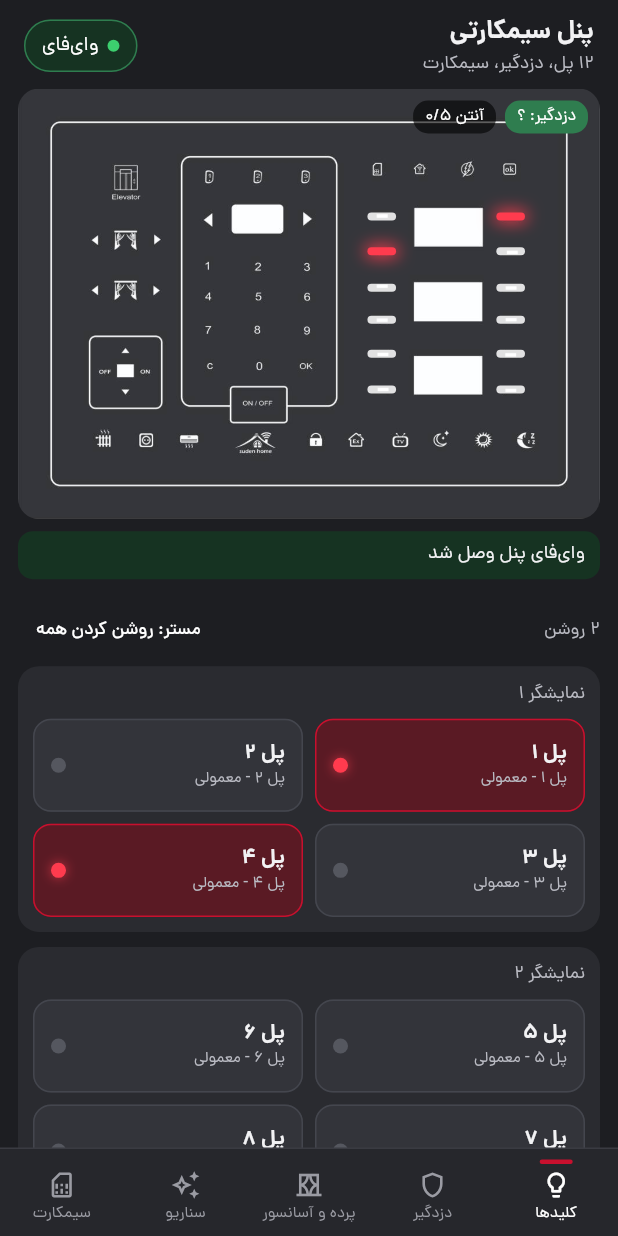
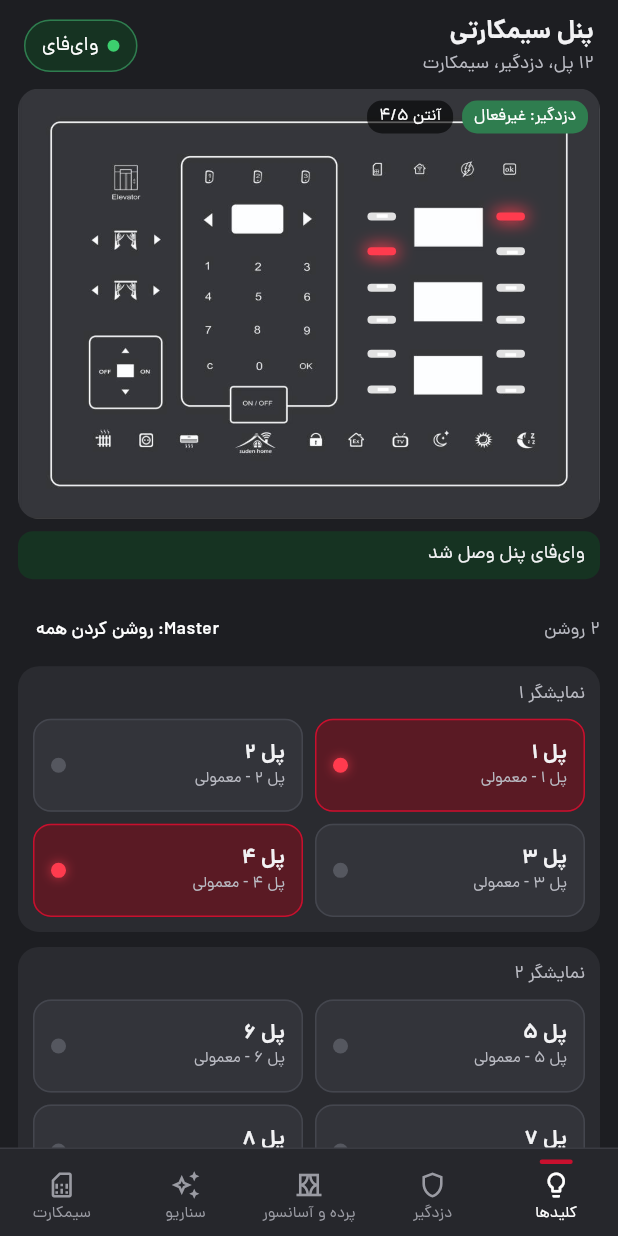
Before and after one commit to alirohhi62-spec/sooden-project, a Flutter app: the Sim12DemoPage screen opened directly, on a phone screen of 412 x 824 dp. Run offline on Flutter 3.47's test engine with Material 3 defaults, Android fonts, the phone set to English and light mode, and no system bars; our stand-ins replace animated_toggle_switch, connectivity_plus, device_info_plus, dio, dotted_border, event_bus and 19 more; missing offline and left inert: dart:ffi, mobile_scanner, network_info_plus; accounts and stored records are empty; generated files the repository leaves out were written again.

Commit message:
Preview: panel 2 drawn as the panel alone (SIM page too, SIM photo as panel 2), English scenario names, 12 economic icons like the other panels
Co-Authored-By: Claude Opus 5.5 <noreply@anthropic.com>
Claude-Session: https://claude.ai/code/session_01VkFXz4mLucjtEPcAVh6nK1

```diff
--- a/lib/sd23/sd23_controller.dart
+++ b/lib/sd23/sd23_controller.dart
@@ -337,7 +337,7 @@ class Sd23Controller extends GetxController {
       case 'L':
         return k < 20 ? 'چراغ ${faNum(k + 1)}' : 'کلید ${faNum(k + 1)}';
       case 'M':
-        return 'مستر';
+        return 'Master';
       case 'T':
         return 'سرویسی';
       case 'O':
@@ -359,9 +359,9 @@ class Sd23Controller extends GetxController {
       case 'G':
         return 'دور تند';
       case 'X':
-        return 'EXIT';
+        return 'Exit';
       case 'Z':
-        return 'SLEEP';
+        return 'Sleep';
       case 'E':
         return 'آسانسور';
       case 'S':
--- a/lib/sim12/sim12_screen.dart
+++ b/lib/sim12/sim12_screen.dart
@@ -2,6 +2,8 @@ import 'package:flutter/material.dart';
 import 'package:get/get.dart';
 
 import '../panel12/panel12_screen.dart' show askInstallerPin;
+import '../sd23/sd23_controller.dart' show Sd23Controller;
+import '../sd23/sd23_screen.dart' show Sd23Screen;
 import '../sd23/sd23_vacation.dart';
 import 'sim12_controller.dart';
 
@@ -96,6 +98,7 @@ class Sim12Screen extends StatelessWidget {
               return Column(children: [
                 _header(),
                 _panelTabs(context),
+                const Sd23Screen().miniPanel(),
                 if (c.smsMode) _smsBanner(),
                 _notice(),
                 Expanded(child: Padding(padding: const EdgeInsets.fromLTRB(12, 10, 12, 0), child: _peerZone())),
@@ -128,9 +131,11 @@ class Sim12Screen extends StatelessWidget {
           child: GestureDetector(
             // نگه داشتن عنوان: ورود نصاب (مثل بقیه‌ی پنل‌ها)
             onLongPress: () => askInstallerPin(() => c.setInstaller(true)),
-            child: const Column(crossAxisAlignment: CrossAxisAlignment.start, children: [
-              Text('پنل سیمکارتی', style: TextStyle(color: _text, fontSize: 17, fontWeight: FontWeight.w700)),
-              Text('۱۲ پل، دزدگیر، سیمکارت', style: TextStyle(color: _muted, fontSize: 12)),
+            // پنل ۲: اسم مدل خودش (مثل وقتی تنهاست)
+            child: Column(crossAxisAlignment: CrossAxisAlignment.start, children: [
+              Text(c.peerView && c.peerModelName.isNotEmpty ? c.peerModelName : 'پنل سیمکارتی',
+                  style: const TextStyle(color: _text, fontSize: 17, fontWeight: FontWeight.w700)),
+              Text(c.peerView ? 'از راه پنل سیمکارتی' : '۱۲ پل، دزدگیر، سیمکارت', style: const TextStyle(color: _muted, fontSize: 12)),
             ]),
           ),
         ),
@@ -158,16 +163,16 @@ class Sim12Screen extends StatelessWidget {
   Widget _panelPhoto(BuildContext context) {
     return Padding(
       padding: const EdgeInsets.symmetric(horizontal: 12),
-      child: ClipRRect(
-        borderRadius: BorderRadius.circular(14),
-        child: AspectRatio(
-          aspectRatio: 1000 / 740,
-          child: LayoutBuilder(builder: (ctx, box) {
-            final w = box.maxWidth, h = box.maxHeight;
-            return Stack(children: [
-              Positioned.fill(child: Image.asset('assets/images/sim12_panel.jpg', fit: BoxFit.cover)),
-              for (int k = 0; k < Sim12Controller.keyCount; k++) _photoKey(k, _xy[k][0] / 2000 * w, _xy[k][1] / 1481 * h, w),
-              Positioned(
+      child: Sim12Photo(
+        isOn: c.isOn,
+        onTap: (k) {
+          if (c.installer.value) {
+            _editKey(k);
+          } else {
+            c.press(k);
+          }
+        },
+        overlay: Positioned(
           top: 8,
           right: 8,
           child: Row(children: [
@@ -175,39 +180,6 @@ class Sim12Screen extends StatelessWidget {
             const SizedBox(width: 6),
             _chip('آنتن ${Sim12Controller.faNum(c.bars.value)}/۵', const Color(0x99000000)),
           ]),
-              ),
-            ]);
-          }),
-        ),
-      ),
-    );
-  }
-
-  Widget _photoKey(int k, double x, double y, double w) {
-    final on = c.isOn(k);
-    final pole = k < 12;
-    final s = w / 366;
-    final bw = (pole ? 18 : 22) * s, bh = (pole ? 5 : 22) * s;
-    final hit = 34.0 * s;
-    return Positioned(
-      left: x - hit / 2,
-      top: y - hit / 2,
-      width: hit,
-      height: hit,
-      child: GestureDetector(
-        behavior: HitTestBehavior.opaque,
-        onTap: () { if (c.installer.value) { _editKey(k); } else { c.press(k); } },
-        child: Center(
-          child: AnimatedContainer(
-            duration: const Duration(milliseconds: 200),
-            width: bw,
-            height: bh,
-            decoration: BoxDecoration(
-              borderRadius: BorderRadius.circular(pole ? 3 : 11 * s),
-              color: pole ? (on ? _redLit : const Color(0xD9FFFFFF)) : (on ? const Color(0x55FF3B4E) : Colors.transparent),
-              boxShadow: on ? [BoxShadow(color: _redLit.withValues(alpha: .9), blurRadius: 8 * s, spreadRadius: 1.5 * s)] : null,
-            ),
-          ),
         ),
       ),
     );
@@ -388,7 +360,7 @@ class Sim12Screen extends StatelessWidget {
           child: Row(children: [
             Expanded(
               child: Column(mainAxisAlignment: MainAxisAlignment.center, crossAxisAlignment: CrossAxisAlignment.start, children: [
-                Text('کلید ${Sim12Controller.faNum(k + 1)}',
+                Text(Sd23Controller.instance.labelOf(k),
                     maxLines: 1, overflow: TextOverflow.ellipsis, style: const TextStyle(color: _text, fontSize: 13.5, fontWeight: FontWeight.w600)),
                 Text(c.peerKindText(k), maxLines: 1, overflow: TextOverflow.ellipsis, style: const TextStyle(color: _muted, fontSize: 10.5)),
               ]),
@@ -1539,3 +1511,60 @@ class Sim12ElsewherePage extends StatelessWidget {
             textAlign: TextAlign.center, textDirection: TextDirection.rtl, style: TextStyle(color: _muted, fontSize: 14, height: 1.7)),
       );
 }
+
+/// عکس پنل سیمکارتی با چراغ هر کلید روی جای خودش؛ هم در صفحه‌ی خود پنل، هم وقتی این پنل «پنل ۲» است
+class Sim12Photo extends StatelessWidget {
+  final bool Function(int k) isOn;
+  final void Function(int k)? onTap;
+  final Widget? overlay;
+
+  const Sim12Photo({super.key, required this.isOn, this.onTap, this.overlay});
+
+  @override
+  Widget build(BuildContext context) {
+    return ClipRRect(
+      borderRadius: BorderRadius.circular(14),
+      child: AspectRatio(
+        aspectRatio: 1000 / 740,
+        child: LayoutBuilder(builder: (ctx, box) {
+          final w = box.maxWidth, h = box.maxHeight;
+          return Stack(children: [
+            Positioned.fill(child: Image.asset('assets/images/sim12_panel.jpg', fit: BoxFit.cover)),
+            for (int k = 0; k < Sim12Controller.keyCount; k++) _key(k, _xy[k][0] / 2000 * w, _xy[k][1] / 1481 * h, w),
+            if (overlay != null) overlay!,
+          ]);
+        }),
+      ),
+    );
+  }
+
+  Widget _key(int k, double x, double y, double w) {
+    final on = isOn(k);
+    final pole = k < 12;
+    final s = w / 366;
+    final bw = (pole ? 18 : 22) * s, bh = (pole ? 5 : 22) * s;
+    final hit = 34.0 * s;
+    return Positioned(
+      left: x - hit / 2,
+      top: y - hit / 2,
+      width: hit,
+      height: hit,
+      child: GestureDetector(
+        behavior: HitTestBehavior.opaque,
+        onTap: onTap == null ? null : () => onTap!(k),
+        child: Center(
+          child: AnimatedContainer(
+            duration: const Duration(milliseconds: 200),
+            width: bw,
+            height: bh,
+            decoration: BoxDecoration(
+              borderRadius: BorderRadius.circular(pole ? 3 : 11 * s),
+              color: pole ? (on ? _redLit : const Color(0xD9FFFFFF)) : (on ? const Color(0x55FF3B4E) : Colors.transparent),
+              boxShadow: on ? [BoxShadow(color: _redLit.withValues(alpha: .9), blurRadius: 8 * s, spreadRadius: 1.5 * s)] : null,
+            ),
+          ),
+        ),
+      ),
+    );
+  }
+}
```
Also changed, not shown: lib/sd23/sd23_screen.dart (+12 -1 lines), lib/sim12/sim12_controller.dart (+18 -2 lines), 2 other files. Lines whose indentation alone changed are shown as unchanged.
